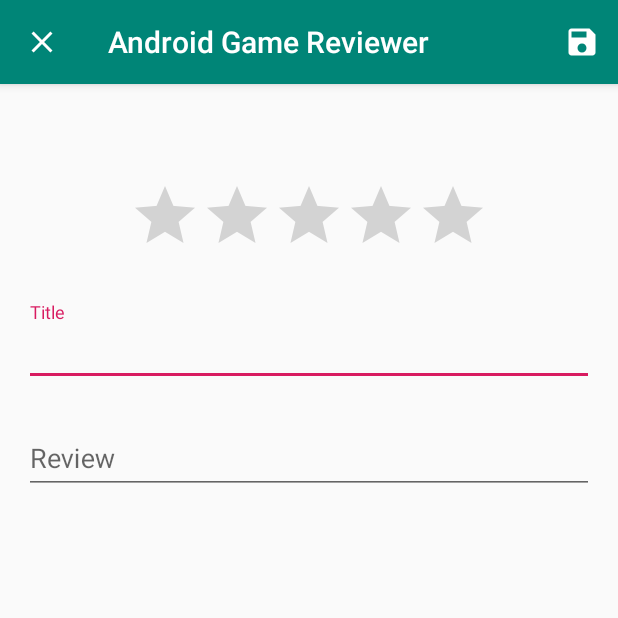
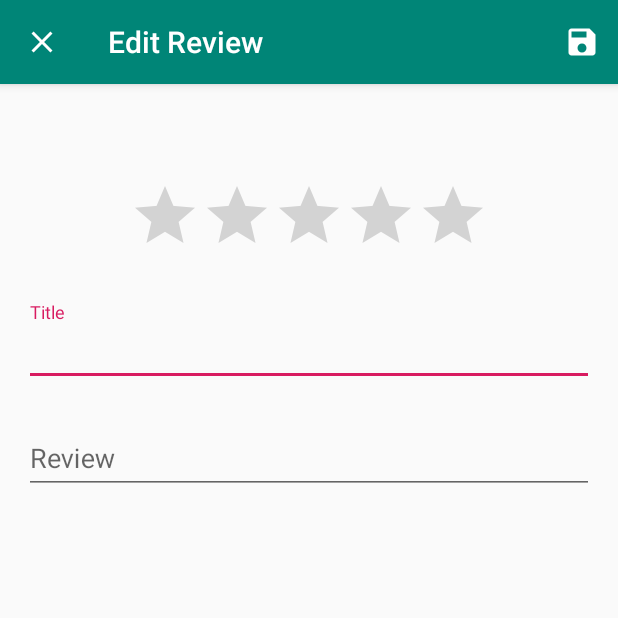
Before and after one commit to DamsithKarunaratna/android_game_reviewer, an Android app: the ViewReviewActivity screen opened directly, with no data from a screen before it, after a tap on "EDIT", on a phone screen of 412 x 824 dp, the top half of it. Run offline under Robolectric (Android 15) with nearby library versions, the phone set to English and light mode, and no system bars; our stand-ins replace Firebase (no records; nobody signed in at launch, a user with empty details on screens opened directly), Room's generated code; 3 statements that could not run were skipped.

Commit message:
Set title to activities

```diff
--- a/app/src/main/java/com/ctse/androidgamereviewer/AddReviewActivity.java
+++ b/app/src/main/java/com/ctse/androidgamereviewer/AddReviewActivity.java
@@ -46,6 +46,12 @@ public class AddReviewActivity extends AppCompatActivity {
         ActionBar actionBar = getSupportActionBar();
         actionBar.setHomeAsUpIndicator(R.drawable.ic_close);
         actionBar.setDisplayHomeAsUpEnabled(true);
+
+        if (requestCode == ViewReviewActivity.EDIT_REVIEW_REQUEST) {
+            setTitle("Edit Review");
+        } else {
+            setTitle("Add Review");
+        }
 
         ratingBar = findViewById(R.id.ratingBar);
         etReviewTitle = findViewById(R.id.edit_text_review_title);
--- a/app/src/main/java/com/ctse/androidgamereviewer/ViewGameDetailsActivity.java
+++ b/app/src/main/java/com/ctse/androidgamereviewer/ViewGameDetailsActivity.java
@@ -83,6 +83,8 @@ public class ViewGameDetailsActivity extends AppCompatActivity {
                 if(bmp != null) {
                     ivGameImage.setImageBitmap(bmp);
                 }
+
+                setTitle(game.getTitle());
             }
         });
 
--- a/app/src/main/java/com/ctse/androidgamereviewer/ViewReviewActivity.java
+++ b/app/src/main/java/com/ctse/androidgamereviewer/ViewReviewActivity.java
@@ -61,6 +61,7 @@ public class ViewReviewActivity extends AppCompatActivity {
         ActionBar actionBar = getSupportActionBar();
         actionBar.setHomeAsUpIndicator(R.drawable.ic_arrow_back_black_24dp);
         actionBar.setDisplayHomeAsUpEnabled(true);
+        setTitle("Review");
 
         tvReviewTitle = findViewById(R.id.text_view_review_title_view);
         tvReviewBody = findViewById(R.id.text_view_review_body_view);
```
